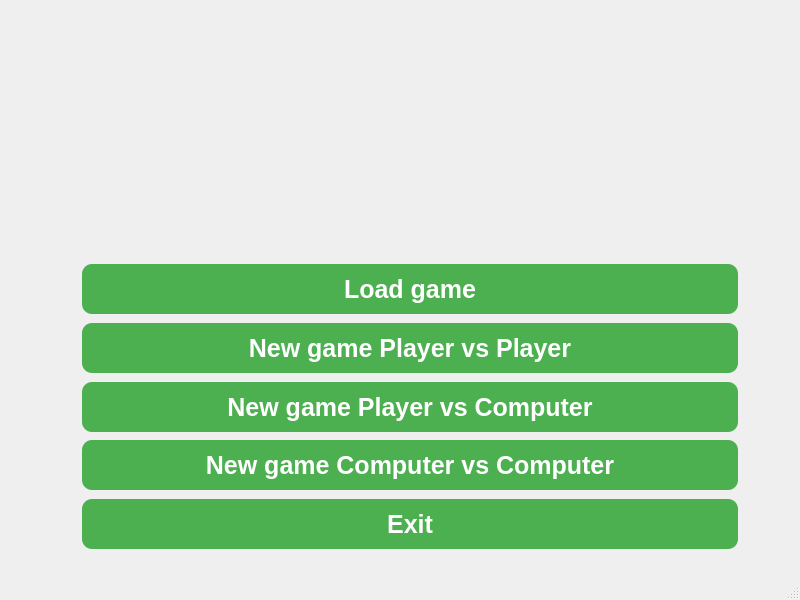
This is src/forms/MainMenuWindow.ui in wshknmt/Connect-4 as Qt 5 draws it before an edit. The edited form follows.
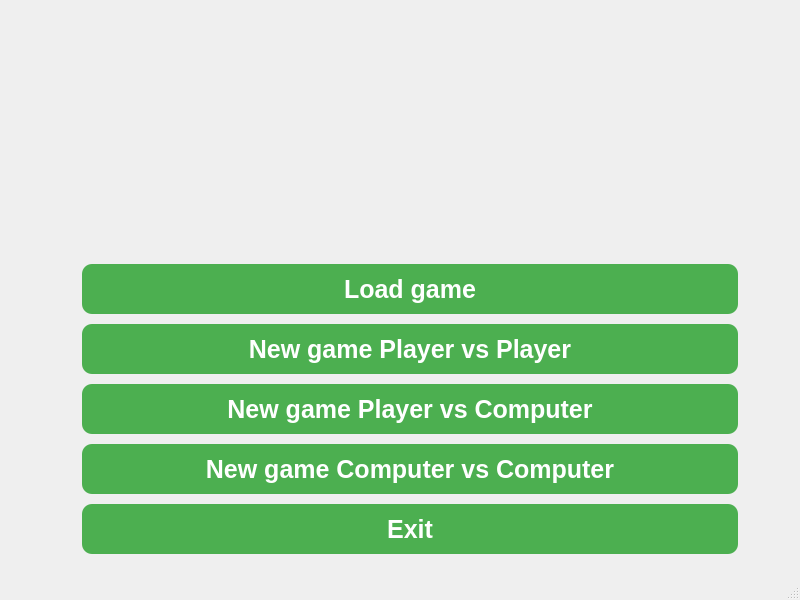
This is the edited form. Icons and pictures are not drawn.

```diff
--- a/src/forms/MainMenuWindow.ui
+++ b/src/forms/MainMenuWindow.ui
@@ -32,7 +32,7 @@
       <x>80</x>
       <y>260</y>
       <width>660</width>
-      <height>291</height>
+      <height>300</height>
      </rect>
     </property>
     <layout class="QVBoxLayout" name="verticalLayout">
```
Left out of the diff: 10 changed lines with no effect on the pictures.
